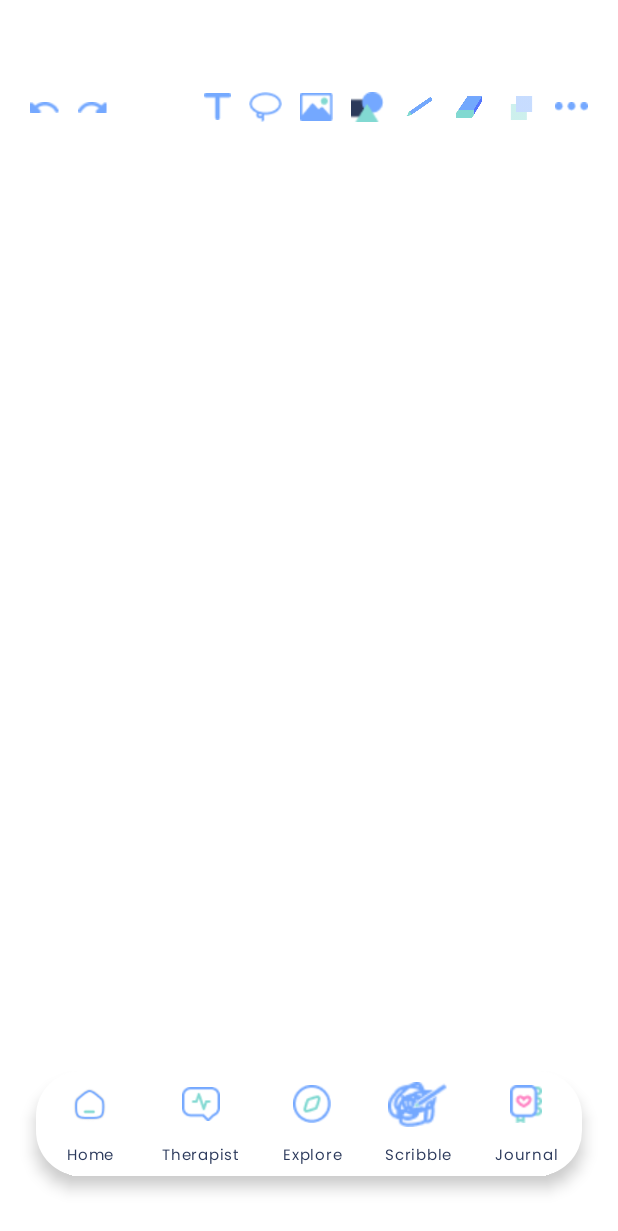
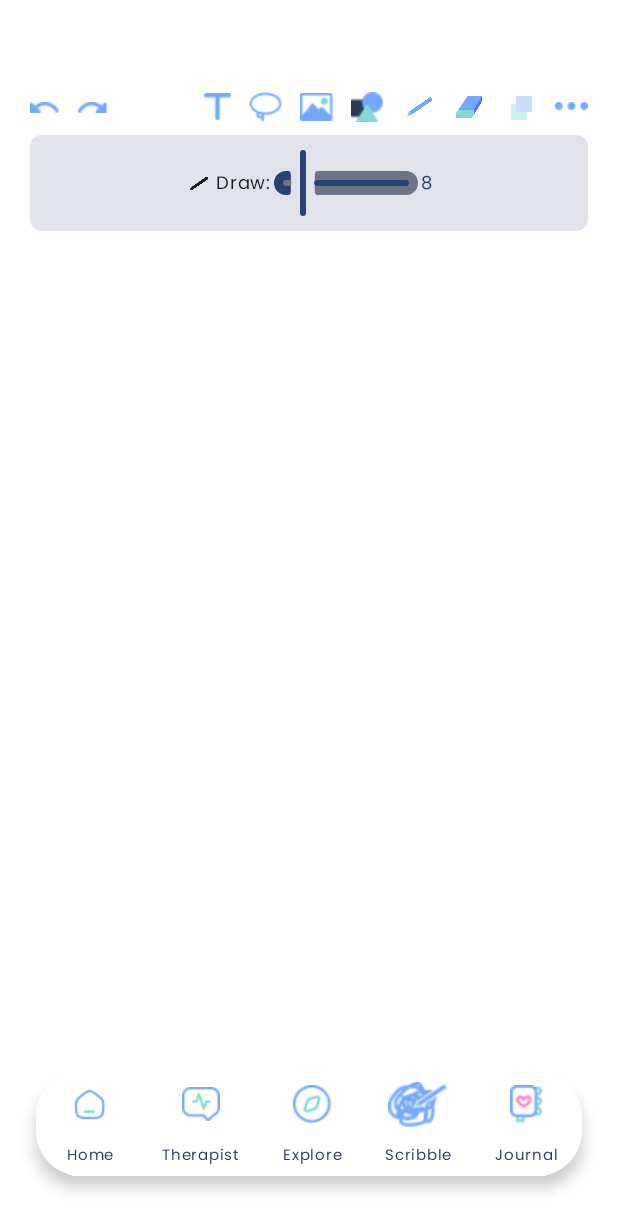
Before and after one commit to michaeldavidsinn/scribesoul, an Android app built with Jetpack Compose: the composable DrawScribbleScreen shown on its own in the app's theme, on a phone screen of 412 x 824 dp. Shown: the top 1231 px of the screen. Run offline under Robolectric (Android 15) with nearby library versions, the phone set to English and light mode, and no system bars.

Commit message:
add thickness ke erase n draw

```diff
--- a/app/src/main/java/com/example/scribesoul/models/DrawingModels.kt
+++ b/app/src/main/java/com/example/scribesoul/models/DrawingModels.kt
@@ -23,7 +23,8 @@ enum class ToolMode {
 // Data class untuk setiap jenis objek di kanvas
 data class DrawablePath(
     var offsets: List<Offset>,
-    val toolMode: ToolMode
+    val toolMode: ToolMode,
+    val thickness: Float = 8f
 )
 
 data class ImageLayer(
--- a/app/src/main/java/com/example/scribesoul/ui/screens/DrawScribble.kt
+++ b/app/src/main/java/com/example/scribesoul/ui/screens/DrawScribble.kt
@@ -5,6 +5,11 @@ import android.os.Build
 import androidx.activity.compose.rememberLauncherForActivityResult
 import androidx.activity.result.contract.ActivityResultContracts
 import androidx.annotation.RequiresApi
+import androidx.compose.animation.AnimatedVisibility
+import androidx.compose.animation.expandVertically
+import androidx.compose.animation.fadeIn
+import androidx.compose.animation.fadeOut
+import androidx.compose.animation.shrinkVertically
 import androidx.compose.foundation.Canvas
 import androidx.compose.foundation.Image
 import androidx.compose.foundation.background
@@ -14,13 +19,10 @@ import androidx.compose.foundation.gestures.detectDragGestures
 import androidx.compose.foundation.gestures.detectTapGestures
 import androidx.compose.foundation.layout.*
 import androidx.compose.foundation.shape.CircleShape
+import androidx.compose.foundation.shape.RoundedCornerShape
 import androidx.compose.material.icons.Icons
-import androidx.compose.material.icons.filled.ChangeHistory
 import androidx.compose.material.icons.filled.ContentCopy
 import androidx.compose.material.icons.filled.Delete
-import androidx.compose.material.icons.filled.PlayArrow
-import androidx.compose.material.icons.filled.RadioButtonUnchecked
-import androidx.compose.material.icons.filled.Star
 import androidx.compose.material.icons.filled.Workspaces
 import androidx.compose.material3.*
 import androidx.compose.runtime.*
@@ -47,11 +49,11 @@ import com.example.scribesoul.R
 import com.example.scribesoul.commands.*
 import com.example.scribesoul.models.*
 import com.example.scribesoul.utils.*
+import androidx.compose.ui.graphics.drawscope.Stroke // Import for drawing the eraser circle outline
 
 @RequiresApi(Build.VERSION_CODES.VANILLA_ICE_CREAM)
 @Composable
-fun DrawScribbleScreen(navController: NavController) { // NavController dihapus karena tidak digunakan
-
+fun DrawScribbleScreen(navController: NavController) {
     val undoStack = remember { mutableStateListOf<Command>() }
     val redoStack = remember { mutableStateListOf<Command>() }
     val paths = remember { mutableStateListOf<DrawablePath>() }
@@ -68,6 +70,9 @@ fun DrawScribbleScreen(navController: NavController) { // NavController dihapus
     val canvasCenter = remember { mutableStateOf(Offset(500f, 500f)) }
     var dragStartOffset by remember { mutableStateOf(Offset.Zero) }
     var dragStartRotation by remember { mutableFloatStateOf(0f) }
+
+    var drawThickness by remember { mutableFloatStateOf(8f) }
+    var eraseThickness by remember { mutableFloatStateOf(40f) }
 
     fun executeCommand(command: Command) {
         command.execute()
@@ -89,7 +94,7 @@ fun DrawScribbleScreen(navController: NavController) { // NavController dihapus
         modifier = Modifier
             .fillMaxSize()
             .background(Color.White)
-            .pointerInput(toolMode) {
+            .pointerInput(toolMode, drawThickness, eraseThickness) {
                 detectDragGestures(
                     onDragStart = {
                         currentPath.clear()
@@ -106,7 +111,7 @@ fun DrawScribbleScreen(navController: NavController) { // NavController dihapus
                                 originalPaths.forEach { drawablePath ->
                                     if (drawablePath.toolMode != ToolMode.Highlighter) {
                                         val remainingOffsets = drawablePath.offsets.filter { point ->
-                                            currentPath.none { eraserPoint -> distance(point, eraserPoint) < 40f }
+                                            currentPath.none { eraserPoint -> distance(point, eraserPoint) < eraseThickness }
                                         }
                                         if (remainingOffsets.isNotEmpty()) {
                                             pathsAfterErase.add(drawablePath.copy(offsets = remainingOffsets))
@@ -131,7 +136,7 @@ fun DrawScribbleScreen(navController: NavController) { // NavController dihapus
                             }
                             else -> {
                                 if (currentPath.isNotEmpty()) {
-                                    executeCommand(AddDrawableCommand(DrawablePath(currentPath.toList(), toolMode), paths))
+                                    executeCommand(AddDrawableCommand(DrawablePath(currentPath.toList(), toolMode, drawThickness), paths))
                                 }
                             }
                         }
@@ -150,9 +155,20 @@ fun DrawScribbleScreen(navController: NavController) { // NavController dihapus
     ) {
         // --- RENDERING SECTION ---
         Canvas(modifier = Modifier.fillMaxSize()) {
-            paths.filter { it.toolMode == ToolMode.Highlighter }.forEach { drawPathFromOffsets(it.offsets, it.toolMode) }
-            paths.filter { it.toolMode != ToolMode.Highlighter }.forEach { drawPathFromOffsets(it.offsets, it.toolMode) }
-            drawPathFromOffsets(currentPath, toolMode)
+            paths.filter { it.toolMode == ToolMode.Highlighter }.forEach { drawPathFromOffsets(it.offsets, it.toolMode, it.thickness) }
+            paths.filter { it.toolMode != ToolMode.Highlighter }.forEach { drawPathFromOffsets(it.offsets, it.toolMode, it.thickness) }
+            drawPathFromOffsets(currentPath, toolMode, drawThickness)
+
+            // Visualisasi Penghapus
+            if (toolMode == ToolMode.ERASE && currentPath.isNotEmpty()) {
+                val lastPoint = currentPath.last()
+                drawCircle(
+                    color = Color.LightGray.copy(alpha = 0.5f),
+                    center = lastPoint,
+                    radius = eraseThickness,
+                    style = Stroke(width = 2.dp.toPx())
+                )
+            }
         }
 
         val individualItems = remember(texts, shapes, imageLayers) {
@@ -183,8 +199,8 @@ fun DrawScribbleScreen(navController: NavController) { // NavController dihapus
                             isGrouped = true,
                             groupOffset = group.offset,
                             groupRotation = group.rotation,
-                            onSelect = {}, // Item dalam grup tidak bisa dipilih
-                            executeCommand = ::executeCommand // Parameter harus tetap diberikan
+                            onSelect = {},
+                            executeCommand = ::executeCommand
                         )
                     }
                 }
@@ -215,12 +231,20 @@ fun DrawScribbleScreen(navController: NavController) { // NavController dihapus
             }
         }
 
-        Row(
+        // Top Toolbar
+        Column(
             modifier = Modifier
                 .fillMaxWidth()
-                .padding(top = 60.dp, start = 20.dp, end = 20.dp),
+                .padding(top = 60.dp, start = 20.dp, end = 20.dp)
+                .align(Alignment.TopCenter), // Ensure it stays at the top
+            horizontalAlignment = Alignment.CenterHorizontally
+        ) {
+            Row(
+                modifier = Modifier.fillMaxWidth(),
+                horizontalArrangement = Arrangement.SpaceBetween,
                 verticalAlignment = Alignment.CenterVertically
             ) {
+                // Undo/Redo
                 Row(horizontalArrangement = Arrangement.spacedBy(12.dp)) {
                     Image(painter = painterResource(id = R.drawable.arrow_left), contentDescription = "Undo",
                         modifier = Modifier
@@ -240,8 +264,7 @@ fun DrawScribbleScreen(navController: NavController) { // NavController dihapus
                             })
                 }
 
-            Spacer(modifier = Modifier.weight(1f))
-
+                // Main Tools
                 Row(horizontalArrangement = Arrangement.spacedBy(12.dp), verticalAlignment = Alignment.CenterVertically) {
                     Image(painter = painterResource(id = R.drawable.text), contentDescription = "Text", modifier = Modifier.size(18.dp).clickable { isAddingText = true })
                     Image(painter = painterResource(id = R.drawable.lassotool), contentDescription = "Lasso Tool", modifier = Modifier.size(22.dp).clickable { toolMode = ToolMode.Lasso })
@@ -249,26 +272,24 @@ fun DrawScribbleScreen(navController: NavController) { // NavController dihapus
                     Box {
                         Image(painter = painterResource(id = R.drawable.shapeasset), contentDescription = "Shape", modifier = Modifier.size(22.dp).clickable { showShapeMenu.value = true })
                         DropdownMenu(expanded = showShapeMenu.value, onDismissRequest = { showShapeMenu.value = false }) {
-                        DropdownMenuItem(onClick = { executeCommand(AddShapeCommand(ShapeItem("Circle", canvasCenter.value, color = Color.Red), shapes)); showShapeMenu.value = false }, text = { /*..*/ })
-                        DropdownMenuItem(onClick = { executeCommand(AddShapeCommand(ShapeItem("Rectangle", canvasCenter.value, color = Color.Magenta), shapes)); showShapeMenu.value = false }, text = { /*..*/ })
-                        DropdownMenuItem(onClick = { executeCommand(AddShapeCommand(ShapeItem("Star", canvasCenter.value, color = Color.Yellow), shapes)); showShapeMenu.value = false }, text = { /*..*/ })
-                        DropdownMenuItem(onClick = { executeCommand(AddShapeCommand(ShapeItem("Triangle", canvasCenter.value, color = Color.Green), shapes)); showShapeMenu.value = false }, text = { /*..*/ })
-                        DropdownMenuItem(onClick = { executeCommand(AddShapeCommand(ShapeItem("Hexagon", canvasCenter.value, color = Color.Cyan), shapes)); showShapeMenu.value = false }, text = { /*..*/ })
+                            DropdownMenuItem(onClick = { executeCommand(AddShapeCommand(ShapeItem("Circle", canvasCenter.value, color = Color.Red), shapes)); showShapeMenu.value = false }, text = { Text("Circle") })
+                            DropdownMenuItem(onClick = { executeCommand(AddShapeCommand(ShapeItem("Rectangle", canvasCenter.value, color = Color.Magenta), shapes)); showShapeMenu.value = false }, text = { Text("Rectangle") })
+                            DropdownMenuItem(onClick = { executeCommand(AddShapeCommand(ShapeItem("Star", canvasCenter.value, color = Color.Yellow), shapes)); showShapeMenu.value = false }, text = { Text("Star") })
+                            DropdownMenuItem(onClick = { executeCommand(AddShapeCommand(ShapeItem("Triangle", canvasCenter.value, color = Color.Green), shapes)); showShapeMenu.value = false }, text = { Text("Triangle") })
+                            DropdownMenuItem(onClick = { executeCommand(AddShapeCommand(ShapeItem("Hexagon", canvasCenter.value, color = Color.Cyan), shapes)); showShapeMenu.value = false }, text = { Text("Hexagon") })
                         }
                     }
                     Image(painter = painterResource(id = R.drawable.pencil), contentDescription = "Pencil", modifier = Modifier.size(22.dp).clickable { toolMode = ToolMode.DRAW })
                     Image(painter = painterResource(id = R.drawable.eraser), contentDescription = "Eraser", modifier = Modifier.size(22.dp).clickable { toolMode = ToolMode.ERASE })
                     Box {
-                    // Tentukan apakah menu harus aktif (hanya jika 1 item terpilih)
                         val isLayerMenuEnabled = selectedItems.size == 1
-
                         Image(
                             painter = painterResource(id = R.drawable.layer),
                             contentDescription = "Layer",
                             modifier = Modifier
                                 .size(22.dp)
                                 .clickable(enabled = isLayerMenuEnabled) { showLayerMenu.value = true },
-                        alpha = if (isLayerMenuEnabled) 1f else 0.4f // Redupkan ikon jika tidak aktif
+                            alpha = if (isLayerMenuEnabled) 1f else 0.4f
                         )
                         DropdownMenu(
                             expanded = showLayerMenu.value,
@@ -301,6 +322,57 @@ fun DrawScribbleScreen(navController: NavController) { // NavController dihapus
                     Image(painter = painterResource(id = R.drawable.dot3), contentDescription = "More", modifier = Modifier.size(22.dp))
                 }
             }
+
+            // --- NEW: Compact Thickness Sliders Below Main Tools ---
+            Spacer(modifier = Modifier.height(8.dp)) // Space between tool row and sliders
+            AnimatedVisibility(
+                visible = toolMode == ToolMode.DRAW || toolMode == ToolMode.ERASE,
+                enter = expandVertically() + fadeIn(),
+                exit = shrinkVertically() + fadeOut()
+            ) {
+                Row(
+                    modifier = Modifier
+                        .fillMaxWidth()
+                        .background(MaterialTheme.colorScheme.surfaceVariant, RoundedCornerShape(8.dp))
+                        .padding(horizontal = 16.dp, vertical = 8.dp),
+                    verticalAlignment = Alignment.CenterVertically,
+                    horizontalArrangement = Arrangement.SpaceAround
+                ) {
+                    if (toolMode == ToolMode.DRAW) {
+                        Row(verticalAlignment = Alignment.CenterVertically) {
+                            Icon(painterResource(id = R.drawable.pencil), contentDescription = "Pencil Icon", Modifier.size(16.dp))
+                            Spacer(Modifier.width(4.dp))
+                            Text("Draw:", fontSize = 12.sp)
+                            Slider(
+                                value = drawThickness,
+                                onValueChange = { drawThickness = it },
+                                valueRange = 1f..50f,
+                                steps = 49,
+                                modifier = Modifier.width(100.dp)
+                            )
+                            Text("${drawThickness.toInt()}", fontSize = 12.sp, color = MaterialTheme.colorScheme.primary)
+                        }
+                    }
+                    if (toolMode == ToolMode.ERASE) {
+                        Row(verticalAlignment = Alignment.CenterVertically) {
+                            Icon(painterResource(id = R.drawable.eraser), contentDescription = "Eraser Icon", Modifier.size(16.dp))
+                            Spacer(Modifier.width(4.dp))
+                            Text("Erase:", fontSize = 12.sp)
+                            Slider(
+                                value = eraseThickness,
+                                onValueChange = { eraseThickness = it },
+                                valueRange = 10f..100f,
+                                steps = 90,
+                                modifier = Modifier.width(100.dp)
+                            )
+                            Text("${eraseThickness.toInt()}", fontSize = 12.sp, color = MaterialTheme.colorScheme.primary)
+                        }
+                    }
+                }
+            }
+        }
+
+
         Column(
             modifier = Modifier
                 .align(Alignment.BottomCenter)
@@ -405,7 +477,6 @@ fun RenderMovableItem(
             }
         }
 
-        // Tampilkan handle interaksi jika item terpilih dan tidak di dalam grup
         if (isSelected && !isGrouped) {
             InteractionHandles(item = item, executeCommand = executeCommand)
         }
@@ -468,7 +539,6 @@ fun BoxScope.InteractionHandles(item: Movable, executeCommand: (Command) -> Unit
     var dragStartSize by remember { mutableStateOf(Size.Zero) }
     var dragStartRotation by remember { mutableFloatStateOf(0f) }
 
-    // Handle Resize (jika item adalah Shape atau Image)
     if (item is ShapeItem || item is ImageLayer) {
         val size = if (item is ShapeItem) item.size else (item as ImageLayer).size
         Box(
@@ -499,7 +569,6 @@ fun BoxScope.InteractionHandles(item: Movable, executeCommand: (Command) -> Unit
         )
     }
 
-    // Handle Rotasi
     Box(
         modifier = Modifier
             .align(Alignment.TopEnd)
@@ -517,7 +586,6 @@ fun BoxScope.InteractionHandles(item: Movable, executeCommand: (Command) -> Unit
     )
 }
 
-// Composable BARU yang menggantikan SelectionToolbar dan TextPropertiesEditor
 @Composable
 fun BoxScope.PropertiesToolbar(
     selectedItems: List<Movable>,
@@ -581,6 +649,6 @@ fun BoxScope.PropertiesToolbar(
 @Preview
 @Composable
 fun DrawScribblePreview() {
-    val dummyController = rememberNavController() // <-- Tambahkan kembali
-    DrawScribbleScreen(navController = dummyController) // <-- Tambahkan kembali
+    val dummyController = rememberNavController()
+    DrawScribbleScreen(navController = dummyController)
 }
--- a/app/src/main/java/com/example/scribesoul/utils/DrawUtils.kt
+++ b/app/src/main/java/com/example/scribesoul/utils/DrawUtils.kt
@@ -28,7 +28,7 @@ fun Modifier.detectDragGesturesWithCommand(
     movable: Movable,
     onDragStart: (Movable) -> Unit,
     onDragEnd: (Movable) -> Unit
-): Modifier = pointerInput(this) {
+): Modifier = pointerInput(movable) { // Changed key to movable
     detectDragGestures(
         onDragStart = { onDragStart(movable) },
         onDrag = { change, dragAmount ->
@@ -43,16 +43,16 @@ fun distance(p1: Offset, p2: Offset): Float {
     return sqrt((p1.x - p2.x).pow(2) + (p1.y - p2.y).pow(2))
 }
 
-fun DrawScope.drawPathFromOffsets(offsets: List<Offset>, mode: ToolMode) {
+fun DrawScope.drawPathFromOffsets(offsets: List<Offset>, mode: ToolMode, thickness: Float) {
     if (offsets.size < 2) return
     val path = Path().apply {
         moveTo(offsets.first().x, offsets.first().y)
         (1 until offsets.size).forEach { lineTo(offsets[it].x, offsets[it].y) }
     }
     val (color, strokeWidth) = when (mode) {
-        ToolMode.DRAW -> Color.Black to 8f
+        ToolMode.DRAW -> Color.Black to thickness // Use passed thickness
         ToolMode.ERASE -> Color.Transparent to 0f // Eraser path is not drawn
-        ToolMode.Highlighter -> Color.Yellow.copy(alpha = 0.5f) to 20f
+        ToolMode.Highlighter -> Color.Yellow.copy(alpha = 0.5f) to thickness // Use passed thickness
         ToolMode.Lasso -> Color.Blue.copy(alpha = 0.3f) to 5f
     }
     drawPath(path = path, color = color, style = Stroke(width = strokeWidth))
```
Lines whose indentation alone changed are shown as unchanged.
